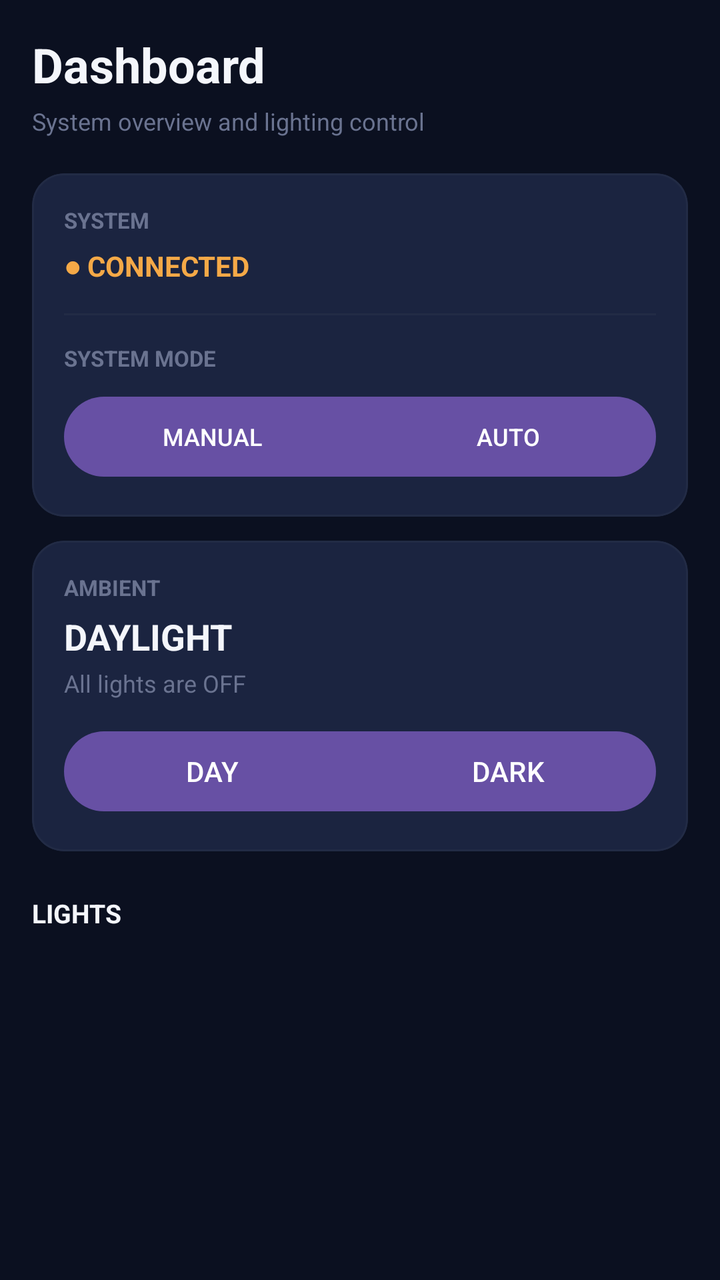
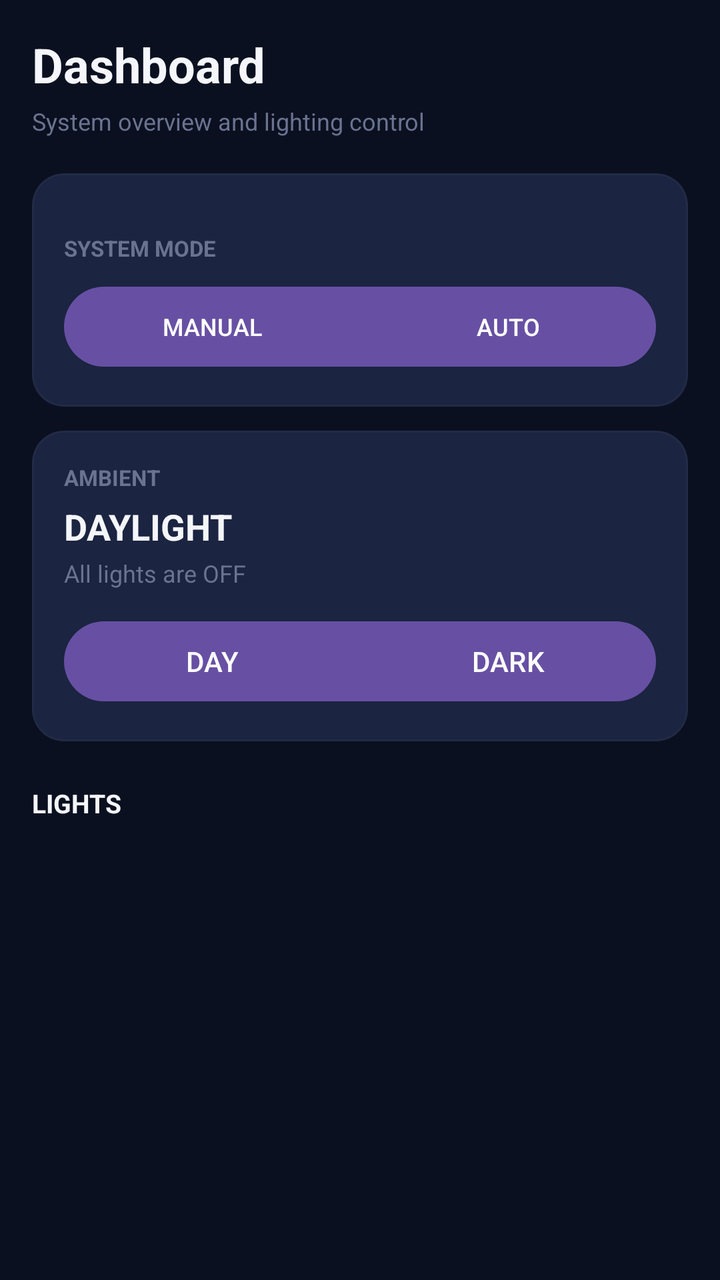

The first picture is an Android layout as it rendered before a commit; the second is the same layout after the commit. The layout source and the unified diff follow.
<!-- AndroidManifest.xml: application theme Theme.LUMEN -->
<!-- res/layout/fragment_dashboard.xml -->
<?xml version="1.0" encoding="utf-8"?>
<ScrollView
    xmlns:android="http://schemas.android.com/apk/res/android"
    xmlns:app="http://schemas.android.com/apk/res-auto"
    android:layout_width="match_parent"
    android:layout_height="match_parent"
    android:fillViewport="true"
    android:background="@color/night">

    <LinearLayout
        android:layout_width="match_parent"
        android:layout_height="wrap_content"
        android:orientation="vertical"
        android:padding="16dp">

        

        <TextView
            android:layout_width="wrap_content"
            android:layout_height="wrap_content"
            android:text="Dashboard"
            android:textColor="@color/white"
            android:textSize="24sp"
            android:textStyle="bold" />

        <TextView
            android:id="@+id/txtDashboardSubtitle"
            android:layout_width="wrap_content"
            android:layout_height="wrap_content"
            android:layout_marginTop="4dp"
            android:text="System overview and lighting control"
            android:textColor="@color/gray_text"
            android:textSize="12sp" />

        

        <com.google.android.material.card.MaterialCardView
            android:layout_width="match_parent"
            android:layout_height="wrap_content"
            android:layout_marginTop="18dp"
            app:cardBackgroundColor="@color/night_3"
            app:cardCornerRadius="16dp"
            app:strokeColor="@color/border"
            app:strokeWidth="1dp">

            <LinearLayout
                android:layout_width="match_parent"
                android:layout_height="wrap_content"
                android:orientation="vertical"
                android:padding="16dp">

                <TextView
                    android:layout_width="wrap_content"
                    android:layout_height="wrap_content"
                    android:text="SYSTEM"
                    android:textColor="@color/gray_text"
                    android:textSize="11sp"
                    android:textStyle="bold" />

                <TextView
                    android:id="@+id/txtSystemConnection"
                    android:layout_width="wrap_content"
                    android:layout_height="wrap_content"
                    android:layout_marginTop="6dp"
                    android:text="● CONNECTED"
                    android:textColor="@color/amber"
                    android:textSize="14sp"
                    android:textStyle="bold" />

                <View
                    android:layout_width="match_parent"
                    android:layout_height="1dp"
                    android:layout_marginTop="14dp"
                    android:background="@color/border" />

                <TextView
                    android:layout_width="wrap_content"
                    android:layout_height="wrap_content"
                    android:layout_marginTop="14dp"
                    android:text="SYSTEM MODE"
                    android:textColor="@color/gray_text"
                    android:textSize="11sp"
                    android:textStyle="bold" />

                <com.google.android.material.button.MaterialButtonToggleGroup
                    android:id="@+id/modeGroup"
                    android:layout_width="match_parent"
                    android:layout_height="wrap_content"
                    android:layout_marginTop="8dp"
                    app:singleSelection="true"
                    app:selectionRequired="true">

                    <com.google.android.material.button.MaterialButton
                        android:id="@+id/btnManual"
                        android:layout_width="0dp"
                        android:layout_height="wrap_content"
                        android:layout_weight="1"
                        android:text="MANUAL"
                        android:textSize="12sp" />

                    <com.google.android.material.button.MaterialButton
                        android:id="@+id/btnAuto"
                        android:layout_width="0dp"
                        android:layout_height="wrap_content"
                        android:layout_marginStart="8dp"
                        android:layout_weight="1"
                        android:text="AUTO"
                        android:textSize="12sp" />

                </com.google.android.material.button.MaterialButtonToggleGroup>
            </LinearLayout>

        </com.google.android.material.card.MaterialCardView>

        

        <com.google.android.material.card.MaterialCardView
            android:id="@+id/ambientCard"
            android:layout_width="match_parent"
            android:layout_height="wrap_content"
            android:layout_marginTop="12dp"
            app:cardBackgroundColor="@color/night_3"
            app:cardCornerRadius="16dp"
            app:strokeColor="@color/border"
            app:strokeWidth="1dp">

            <LinearLayout
                android:layout_width="match_parent"
                android:layout_height="wrap_content"
                android:orientation="vertical"
                android:padding="16dp">

                <TextView
                    android:layout_width="wrap_content"
                    android:layout_height="wrap_content"
                    android:text="AMBIENT"
                    android:textColor="@color/gray_text"
                    android:textSize="11sp"
                    android:textStyle="bold" />

                <TextView
                    android:id="@+id/txtAmbientState"
                    android:layout_width="wrap_content"
                    android:layout_height="wrap_content"
                    android:layout_marginTop="5dp"
                    android:text="DAYLIGHT"
                    android:textColor="@color/white"
                    android:textSize="18sp"
                    android:textStyle="bold" />

                <TextView
                    android:id="@+id/txtAmbientDescription"
                    android:layout_width="match_parent"
                    android:layout_height="wrap_content"
                    android:layout_marginTop="3dp"
                    android:text="All lights are OFF"
                    android:textColor="@color/gray_text"
                    android:textSize="12sp" />

                <com.google.android.material.button.MaterialButtonToggleGroup
                    android:id="@+id/ambientToggle"
                    android:layout_width="match_parent"
                    android:layout_height="wrap_content"
                    android:layout_marginTop="12dp"
                    app:singleSelection="true"
                    app:selectionRequired="true">

                    <com.google.android.material.button.MaterialButton
                        android:id="@+id/btnDay"
                        android:layout_width="0dp"
                        android:layout_height="wrap_content"
                        android:layout_weight="1"
                        android:text="DAY" />

                    <com.google.android.material.button.MaterialButton
                        android:id="@+id/btnDark"
                        android:layout_width="0dp"
                        android:layout_height="wrap_content"
                        android:layout_weight="1"
                        android:text="DARK" />

                </com.google.android.material.button.MaterialButtonToggleGroup>

            </LinearLayout>

        </com.google.android.material.card.MaterialCardView>

        

        <TextView
            android:layout_width="wrap_content"
            android:layout_height="wrap_content"
            android:layout_marginTop="22dp"
            android:text="LIGHTS"
            android:textColor="@color/white"
            android:textSize="13sp"
            android:textStyle="bold" />

        <LinearLayout
            android:id="@+id/lightContainer"
            android:layout_width="match_parent"
            android:layout_height="wrap_content"
            android:layout_marginTop="10dp"
            android:orientation="vertical" />

    </LinearLayout>

</ScrollView>
<!-- resources referenced by this layout -->
<resources>
  <color name="amber">#F5A947</color>
  <color name="border">#222B45</color>
  <color name="gray_text">#6A7390</color>
  <color name="night">#0B1020</color>
  <color name="night_3">#1B2440</color>
  <color name="white">#F4F6FB</color>
  <style name="Theme.LUMEN" parent="Base.Theme.LUMEN" />
  <style name="Base.Theme.LUMEN" parent="Theme.Material3.DayNight.NoActionBar">
          
          
      </style>
</resources>

<!-- the commit's change to res/layout/fragment_dashboard.xml (unified diff, before → after) -->
@@ -48,30 +48,6 @@
                 android:layout_height="wrap_content"
                 android:orientation="vertical"
                 android:padding="16dp">
-
-                <TextView
-                    android:layout_width="wrap_content"
-                    android:layout_height="wrap_content"
-                    android:text="SYSTEM"
-                    android:textColor="@color/gray_text"
-                    android:textSize="11sp"
-                    android:textStyle="bold" />
-
-                <TextView
-                    android:id="@+id/txtSystemConnection"
-                    android:layout_width="wrap_content"
-                    android:layout_height="wrap_content"
-                    android:layout_marginTop="6dp"
-                    android:text="● CONNECTED"
-                    android:textColor="@color/amber"
-                    android:textSize="14sp"
-                    android:textStyle="bold" />
-
-                <View
-                    android:layout_width="match_parent"
-                    android:layout_height="1dp"
-                    android:layout_marginTop="14dp"
-                    android:background="@color/border" />
 
                 <TextView
                     android:layout_width="wrap_content"
<!-- resource entries referenced after the edit -->
@@ -1,6 +1,5 @@
 <!-- resources referenced by this layout -->
 <resources>
-  <color name="amber">#F5A947</color>
   <color name="border">#222B45</color>
   <color name="gray_text">#6A7390</color>
   <color name="night">#0B1020</color>
